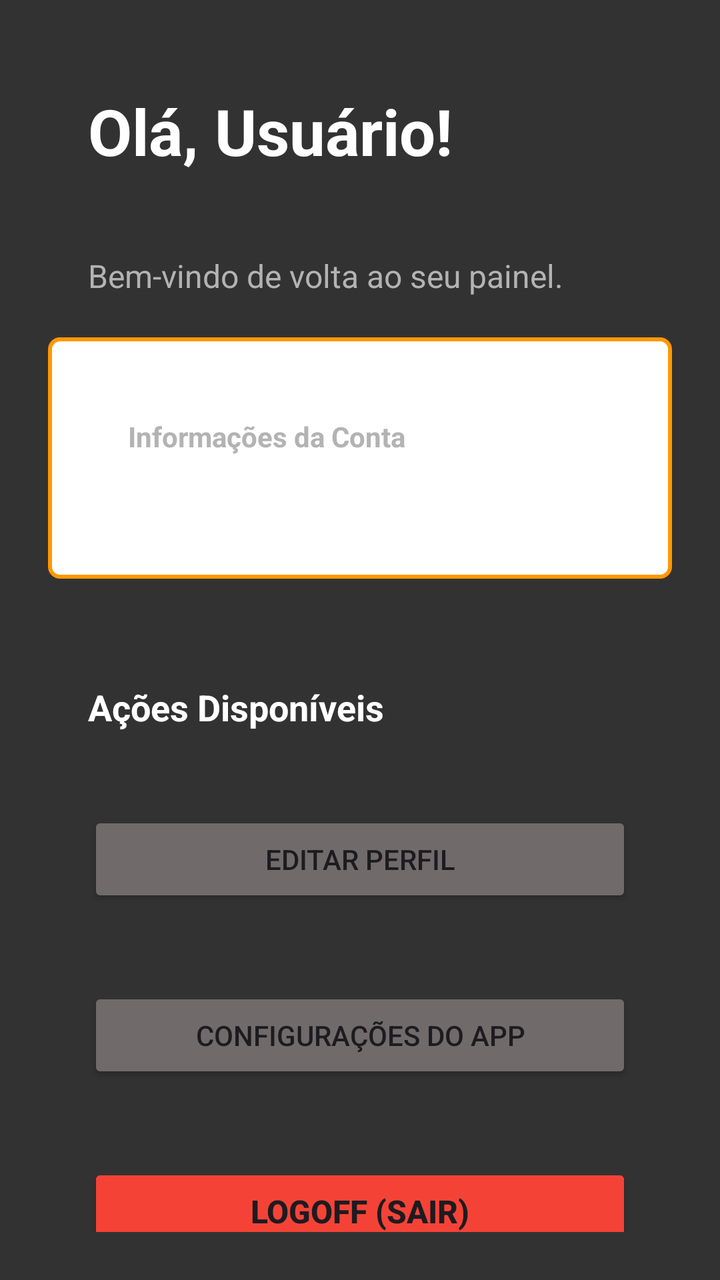
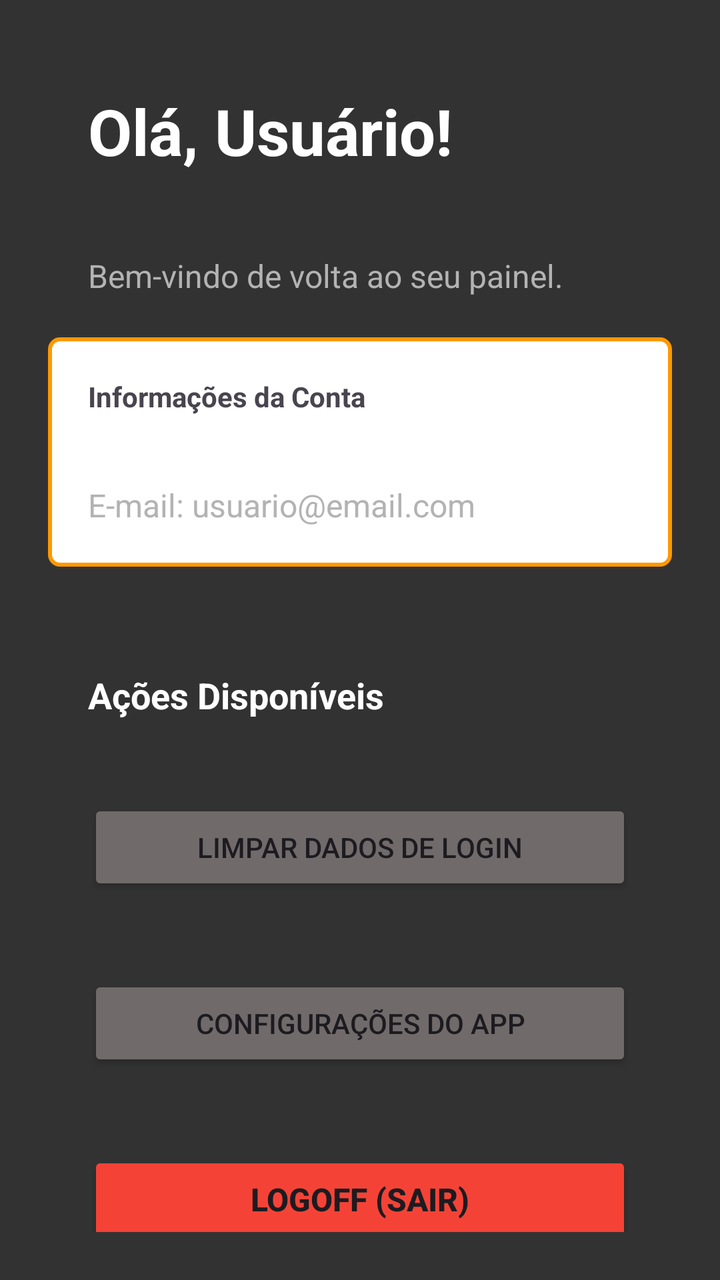

Before-and-after screenshots of an Android layout around one commit, followed by the original layout XML and the change that was made.
<!-- AndroidManifest.xml: application theme Theme.LoginComShared -->
<!-- res/layout/activity_home.xml -->
<?xml version="1.0" encoding="utf-8"?>
<LinearLayout xmlns:android="http://schemas.android.com/apk/res/android"
    xmlns:app="http://schemas.android.com/apk/res-auto"
    xmlns:tools="http://schemas.android.com/tools"
    android:id="@+id/main"
    android:background="#333232"
    android:orientation="vertical"
    android:layout_width="match_parent"
    android:layout_height="match_parent"
    android:padding="24dp"
    tools:context=".HomeActivity">

    
    <TextView
        android:id="@+id/txt_boas_vindas"
        android:layout_width="wrap_content"
        android:layout_height="wrap_content"
        android:text="Olá, Usuário!"
        android:textSize="32sp"
        android:textColor="@color/white"
        android:textStyle="bold"
        android:layout_margin="20dp"/>

    <TextView
        android:layout_width="wrap_content"
        android:layout_height="wrap_content"
        android:text="Bem-vindo de volta ao seu painel."
        android:textSize="16sp"
        android:textColor="#B3B3B3"
        android:layout_margin="20dp"
        />

    
    <LinearLayout
        android:layout_width="match_parent"
        android:layout_height="wrap_content"
        android:orientation="vertical"
        android:background="@drawable/borda"
        android:padding="20dp"
        android:layout_marginBottom="32dp">

        <TextView
            android:layout_width="wrap_content"
            android:layout_height="wrap_content"
            android:text="Informações da Conta"
            android:textSize="14sp"
            android:textColor="#B3B3B3"
            android:textStyle="bold"
            android:layout_margin="20dp"/>

        <TextView
            android:id="@+id/txt_perfil_email"
            android:layout_width="wrap_content"
            android:layout_height="wrap_content"
            android:text="E-mail: usuario@email.com"
            android:textSize="16sp"
            android:textColor="@color/white"/>
    </LinearLayout>

    
    <TextView
        android:layout_width="wrap_content"
        android:layout_height="wrap_content"
        android:text="Ações Disponíveis"
        android:textSize="18sp"
        android:textColor="@color/white"
        android:textStyle="bold"
        android:layout_margin="20dp"/>

    <Button
        android:id="@+id/btn_perfil"
        android:layout_width="match_parent"
        android:layout_height="wrap_content"
        android:text="Editar Perfil"
        android:padding="12dp"
        android:backgroundTint="#706a6a"
        android:layout_margin="20dp"
        app:cornerRadius="5dp"/>

    <Button
        android:id="@+id/btn_configuracoes"
        android:layout_width="match_parent"
        android:layout_height="wrap_content"
        android:text="Configurações do App"
        android:layout_margin="20dp"
        android:backgroundTint="#706a6a"
        app:cornerRadius="5dp"/>

    
    <View
        android:layout_width="match_parent"
        android:layout_height="0dp"
        android:layout_weight="1"/>

    
    <Button android:id="@+id/btn_logoff"
        android:layout_width="match_parent"
        android:layout_height="wrap_content"
        android:text="LOGOFF (SAIR)"
        android:layout_margin="20dp"
        android:textSize="16sp"
        android:textStyle="bold"
        android:backgroundTint="#F44336"
        app:cornerRadius="5dp"/>
</LinearLayout>
<!-- resources referenced by this layout -->
<resources>
  <color name="white">#FFFFFFFF</color>
  <!-- drawable borda (drawable) -->
  <?xml version="1.0" encoding="utf-8"?>
  <shape xmlns:android="http://schemas.android.com/apk/res/android">
      <solid android:color="@color/white"/>
      <stroke android:width="2dp" android:color="#FF9800"/>
      <corners android:radius="5dp"/>
  
  </shape>
  <style name="Theme.LoginComShared" parent="Base.Theme.LoginComShared" />
  <style name="Base.Theme.LoginComShared" parent="Theme.Material3.DayNight.NoActionBar">
          
          
      </style>
</resources>

<!-- the commit's change to res/layout/activity_home.xml (unified diff, before → after) -->
@@ -44,9 +44,17 @@
             android:layout_height="wrap_content"
             android:text="Informações da Conta"
             android:textSize="14sp"
+            android:textStyle="bold"
+            />
+
+        <TextView
+            android:id="@+id/perfil_data"
+            android:layout_width="wrap_content"
+            android:layout_height="wrap_content"
+            android:layout_marginTop="15dp"
             android:textColor="#B3B3B3"
-            android:textStyle="bold"
-            android:layout_margin="20dp"/>
+            android:textSize="14sp"
+            android:textStyle="bold" />
 
         <TextView
             android:id="@+id/txt_perfil_email"
@@ -54,7 +62,8 @@
             android:layout_height="wrap_content"
             android:text="E-mail: usuario@email.com"
             android:textSize="16sp"
-            android:textColor="@color/white"/>
+            android:textColor="#B3B3B3"
+           />
     </LinearLayout>
 
     
@@ -71,7 +80,7 @@
         android:id="@+id/btn_perfil"
         android:layout_width="match_parent"
         android:layout_height="wrap_content"
-        android:text="Editar Perfil"
+        android:text="Limpar dados de Login"
         android:padding="12dp"
         android:backgroundTint="#706a6a"
         android:layout_margin="20dp"
